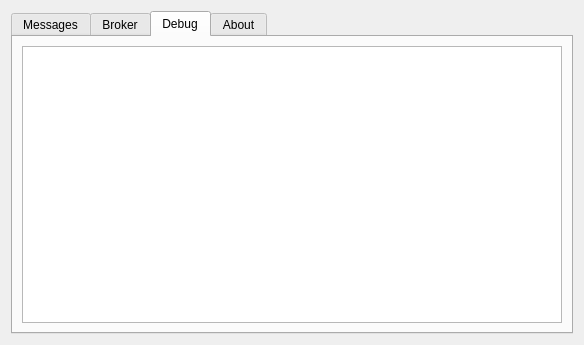
Old version of the form ui/resources/mxtt_ui.ui in the repository lmtreser/mxtt.
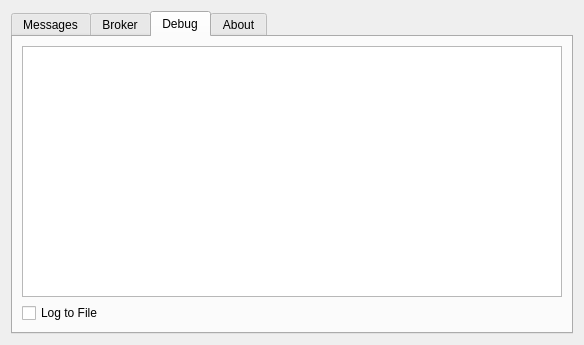
New version of the form.

```diff
--- a/ui/resources/mxtt_ui.ui
+++ b/ui/resources/mxtt_ui.ui
@@ -218,6 +218,13 @@
          </property>
         </widget>
        </item>
+       <item>
+        <widget class="QCheckBox" name="check_log_to_file">
+         <property name="text">
+          <string>Log to File</string>
+         </property>
+        </widget>
+       </item>
       </layout>
      </widget>
      <widget class="QWidget" name="tab_about">
```
Left out of the diff: 3 changed lines with no effect on the pictures.
